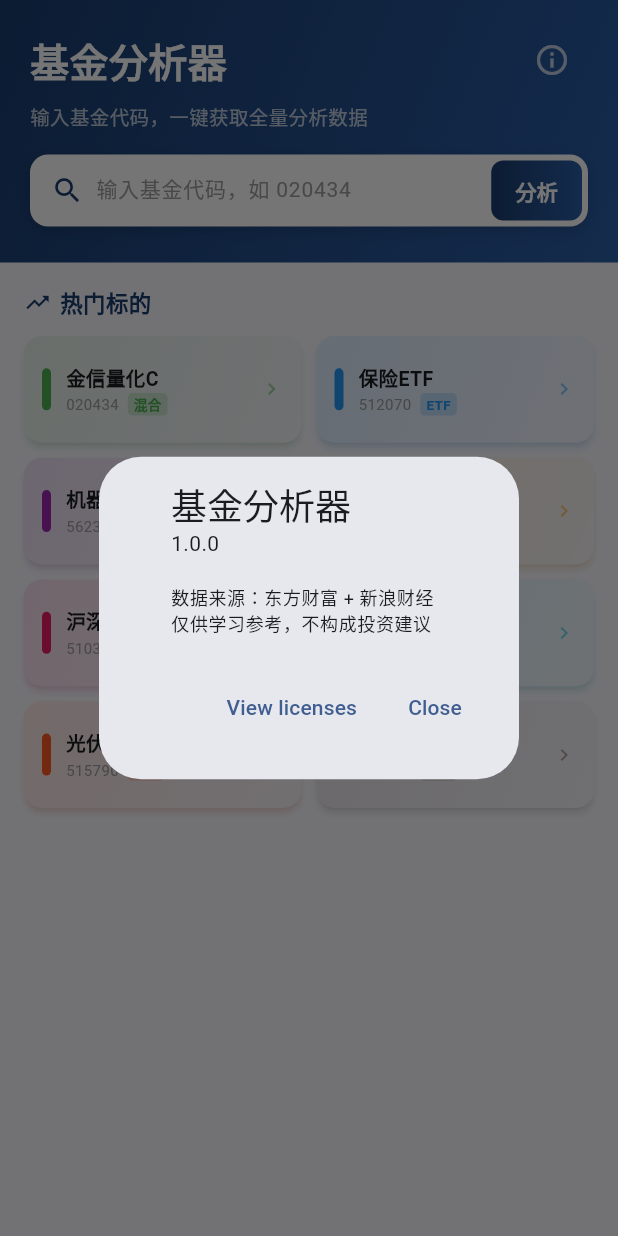
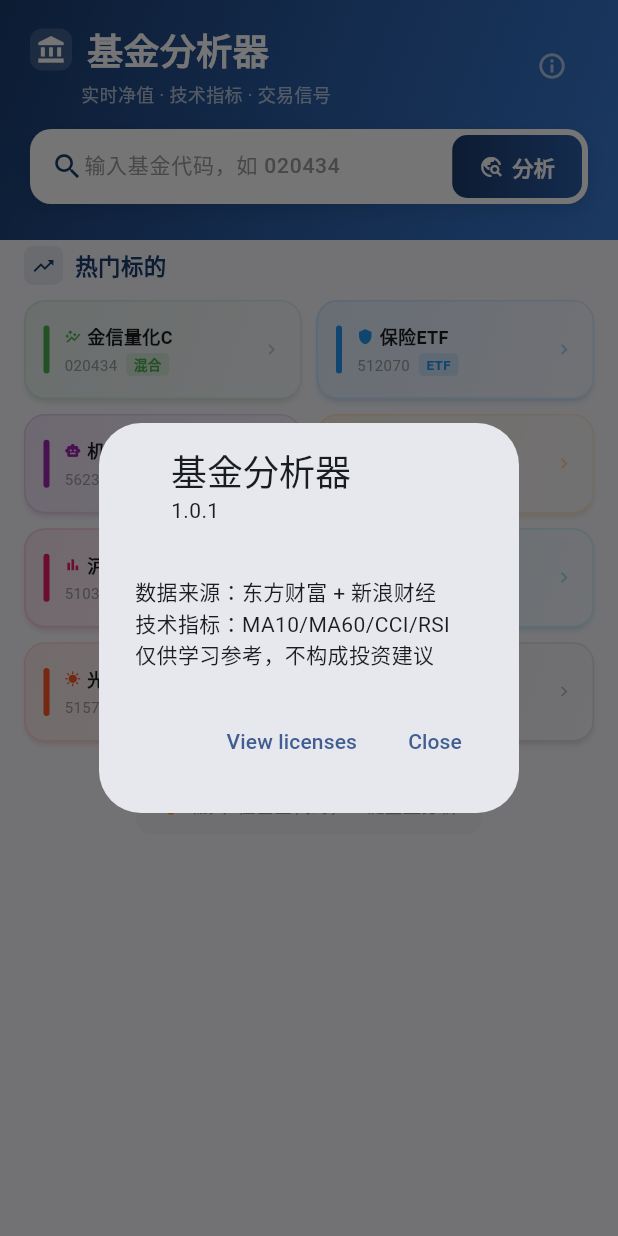
Before and after one commit to ccyy88-qcy/fund_app, a Flutter app: the screen it shows after launch, after a tap on the "info outline" icon, on a phone screen of 412 x 824 dp. Run offline on Flutter 3.47's test engine with Material 3 defaults, Android fonts, the phone set to English and light mode, and no system bars; our stand-ins replace fl_chart.

Commit message:
feat: add CCI indicator, history delete, home page redesign, PE/PB enhance

```diff
--- a/lib/models/fund_analysis.dart
+++ b/lib/models/fund_analysis.dart
@@ -121,6 +121,9 @@ class FundAnalysis {
   final double? managementFee;
   final double? custodyFee;
 
+  // 技术指标
+  final double? cci; // CCI指标（周期20）
+
   FundAnalysis({
     required this.basic,
     this.navHistory,
@@ -148,6 +151,7 @@ class FundAnalysis {
     this.stockPosition,
     this.managementFee,
     this.custodyFee,
+    this.cci,
     this.isFromNetwork = false,
   });
 
--- a/lib/providers/fund_provider.dart
+++ b/lib/providers/fund_provider.dart
@@ -206,6 +206,12 @@ class FundProvider extends ChangeNotifier {
     _error = null;
     notifyListeners();
   }
+
+  /// 删除历史查询记录
+  void removeRecent(String code) {
+    _recentCodes.remove(code);
+    notifyListeners();
+  }
 }
 
 /// FundProvider单例
--- a/lib/screens/fund_detail_screen.dart
+++ b/lib/screens/fund_detail_screen.dart
@@ -534,35 +534,69 @@ class FundDetailScreen extends StatelessWidget {
 
   Widget _buildMaCard(BuildContext context, FundAnalysis a) {
     final ma = a.ma!;
-    return Card(
-      child: Padding(
+    return Container(
+      decoration: BoxDecoration(
+        borderRadius: BorderRadius.circular(14),
+        border: Border.all(color: const Color(0xFF9C27B0).withValues(alpha: 0.2)),
+        gradient: LinearGradient(
+          colors: [const Color(0xFF9C27B0).withValues(alpha: 0.05), Colors.white],
+          begin: Alignment.topLeft, end: Alignment.bottomRight,
+        ),
+      ),
       padding: const EdgeInsets.all(16),
       child: Column(
         crossAxisAlignment: CrossAxisAlignment.start,
         children: [
-            Row(children: [Icon(Icons.show_chart, size: 16, color: Color(0xFF9C27B0)), SizedBox(width:6), Text('均线分析', style: TextStyle(fontSize: 14, fontWeight: FontWeight.w600, color: Color(0xFF1A3C6E)))]),
+          Row(children: [
+            Icon(Icons.show_chart, size: 16, color: const Color(0xFF9C27B0)),
+            const SizedBox(width: 6),
+            const Text('均线 / CCI 分析', style: TextStyle(fontSize: 14, fontWeight: FontWeight.w600, color: Color(0xFF1A3C6E))),
+          ]),
           const SizedBox(height: 12),
-            Wrap(
-              spacing: 16,
-              runSpacing: 8,
-              children: [
+          Wrap(spacing: 8, runSpacing: 8, children: [
             _maItem('MA10', ma.ma10, a.latestNav),
             _maItem('MA60', ma.ma60, a.latestNav),
             _maItem('乖离率', ma.deviationPercent, null, suffix: '%'),
-                InfoChip(
-                  label: ma.isGoldenCross ? '金叉 ↑' : ma.isDeathCross ? '死叉 ↓' : '-',
-                  color: ma.isGoldenCross ? Colors.green : ma.isDeathCross ? Colors.red : Colors.grey,
-                ),
-                InfoChip(
-                  label: ma.position == 'above' ? '↑ 线上' : '↓ 线下',
-                  color: ma.position == 'above' ? Colors.green : Colors.red,
+            InfoChip(label: ma.isGoldenCross ? '金叉 ↑' : ma.isDeathCross ? '死叉 ↓' : '横盘', color: ma.isGoldenCross ? Colors.green : ma.isDeathCross ? Colors.red : Colors.grey),
+            InfoChip(label: ma.position == 'above' ? '↑ 线上' : '↓ 线下', color: ma.position == 'above' ? Colors.green : Colors.red),
+            if (a.cci != null)
+              _cciChip(a.cci!),
+          ]),
+          if (a.cci != null) ...[
+            const SizedBox(height: 6),
+            Text(
+              _cciInterpretation(a.cci!),
+              style: TextStyle(fontSize: 11, color: Colors.grey[500]),
             ),
           ],
-            ),
         ],
       ),
+    );
+  }
+
+  Widget _cciChip(double cci) {
+    final color = cci > 100 ? Colors.red : (cci < -100 ? Colors.green : Colors.orange);
+    return Container(
+      padding: const EdgeInsets.symmetric(horizontal: 10, vertical: 6),
+      decoration: BoxDecoration(
+        color: color.withValues(alpha: 0.1),
+        borderRadius: BorderRadius.circular(6),
+        border: Border.all(color: color.withValues(alpha: 0.3)),
+      ),
+      child: Text(
+        'CCI: ${cci.toStringAsFixed(1)}',
+        style: TextStyle(fontSize: 12, fontWeight: FontWeight.w600, color: color),
       ),
     );
+  }
+
+  String _cciInterpretation(double cci) {
+    if (cci > 200) return '⚠️ CCI超买(>200)，短期可能回调';
+    if (cci > 100) return '⚡ CCI进入超买区(>100)，注意风险';
+    if (cci < -200) return '💎 CCI超卖(< -200)，短期可能反弹';
+    if (cci < -100) return '🔍 CCI进入超卖区(< -100)，关注反弹机会';
+    if (cci > 0) return '📈 CCI为正，短期偏强';
+    return '📉 CCI为负，短期偏弱';
   }
 
   Widget _maItem(String label, double? value, double? compare, {String suffix = ''}) {
--- a/lib/screens/home_screen.dart
+++ b/lib/screens/home_screen.dart
@@ -20,87 +20,64 @@ class _HomeScreenState extends State<HomeScreen> {
   }
 
   void _search(String code) {
-    final provider = context.read<FundProvider>();
-    provider.searchFund(code);
-    Navigator.push(
-      context,
-      MaterialPageRoute(builder: (_) => const FundDetailScreen()),
-    );
+    final clean = code.trim();
+    if (clean.isEmpty || clean.length < 6) return;
+    context.read<FundProvider>().searchFund(clean);
+    Navigator.push(context, MaterialPageRoute(builder: (_) => const FundDetailScreen()));
   }
 
   @override
   Widget build(BuildContext context) {
-    final theme = Theme.of(context);
-    final gradient = LinearGradient(
-      colors: [const Color(0xFF1A3C6E), const Color(0xFF2B5EA7)],
-      begin: Alignment.topLeft,
-      end: Alignment.bottomRight,
-    );
-
     return Scaffold(
       body: Column(
         children: [
-          // 渐变头部
-          Container(
-            width: double.infinity,
-            padding: EdgeInsets.only(
-              top: MediaQuery.of(context).padding.top + 16,
-              left: 20, right: 20, bottom: 24,
-            ),
-            decoration: BoxDecoration(gradient: gradient),
-            child: Column(
-              crossAxisAlignment: CrossAxisAlignment.start,
-              children: [
-                Row(
-                  mainAxisAlignment: MainAxisAlignment.spaceBetween,
-                  children: [
-                    const Text(
-                      '基金分析器',
-                      style: TextStyle(
-                        fontSize: 26,
-                        fontWeight: FontWeight.bold,
-                        color: Colors.white,
-                      ),
-                    ),
-                    IconButton(
-                      icon: const Icon(Icons.info_outline, color: Colors.white70),
-                      onPressed: () => _showAbout(context),
-                    ),
-                  ],
-                ),
-                const SizedBox(height: 4),
-                Text(
-                  '输入基金代码，一键获取全量分析数据',
-                  style: TextStyle(fontSize: 13, color: Colors.white.withValues(alpha: 0.7)),
-                ),
-                const SizedBox(height: 16),
-                // 搜索栏
-                _buildSearchBar(context),
-              ],
-            ),
-          ),
-          // 内容区
+          // ─── 渐变头部 ───
+          _buildHeader(),
+          // ─── 内容 ───
           Expanded(
             child: Consumer<FundProvider>(
               builder: (context, provider, _) {
                 return SingleChildScrollView(
-                  padding: const EdgeInsets.all(16),
+                  padding: const EdgeInsets.fromLTRB(16, 4, 16, 24),
                   child: Column(
                     crossAxisAlignment: CrossAxisAlignment.start,
                     children: [
-                      // 最近查询
+                      // 最近查询（带删除）
                       if (provider.recentCodes.isNotEmpty) ...[
+                        const SizedBox(height: 8),
                         _buildSectionTitle(Icons.history, '最近查询'),
-                        const SizedBox(height: 8),
+                        const SizedBox(height: 6),
                         ...provider.recentCodes.take(5).map(
-                          (code) => _buildRecentItem(context, code),
+                          (code) => _buildRecentItem(context, provider, code),
                         ),
-                        const SizedBox(height: 24),
+                        const SizedBox(height: 20),
                       ],
                       // 热门标的
                       _buildSectionTitle(Icons.trending_up, '热门标的'),
-                      const SizedBox(height: 12),
+                      const SizedBox(height: 10),
                       _buildQuickGrid(context),
+                      // 搜索提示
+                      const SizedBox(height: 24),
+                      Center(
+                        child: Container(
+                          padding: const EdgeInsets.symmetric(horizontal: 16, vertical: 10),
+                          decoration: BoxDecoration(
+                            color: Colors.grey.withValues(alpha: 0.08),
+                            borderRadius: BorderRadius.circular(10),
+                          ),
+                          child: Row(
+                            mainAxisSize: MainAxisSize.min,
+                            children: [
+                              Icon(Icons.lightbulb_outline, size: 14, color: Colors.amber[700]),
+                              const SizedBox(width: 6),
+                              Text(
+                                '输入6位基金代码，一键全量分析',
+                                style: TextStyle(fontSize: 12, color: Colors.grey[500]),
+                              ),
+                            ],
+                          ),
+                        ),
+                      ),
                     ],
                   ),
                 );
@@ -112,26 +89,81 @@ class _HomeScreenState extends State<HomeScreen> {
     );
   }
 
-  Widget _buildSearchBar(BuildContext context) {
+  // ═══ 渐变头部 ═══
+  Widget _buildHeader() {
+    return Container(
+      width: double.infinity,
+      padding: EdgeInsets.only(
+        top: MediaQuery.of(context).padding.top + 16,
+        left: 20, right: 20, bottom: 24,
+      ),
+      decoration: const BoxDecoration(
+        gradient: LinearGradient(
+          colors: [Color(0xFF1A3C6E), Color(0xFF2B5EA7), Color(0xFF3A7BD5)],
+          begin: Alignment.topLeft,
+          end: Alignment.bottomRight,
+        ),
+      ),
+      child: Column(
+        crossAxisAlignment: CrossAxisAlignment.start,
+        children: [
+          Row(
+            mainAxisAlignment: MainAxisAlignment.spaceBetween,
+            children: [
+              Column(
+                crossAxisAlignment: CrossAxisAlignment.start,
+                children: [
+                  Row(
+                    children: [
+                      Container(
+                        padding: const EdgeInsets.all(4),
+                        decoration: BoxDecoration(
+                          color: Colors.white.withValues(alpha: 0.15),
+                          borderRadius: BorderRadius.circular(8),
+                        ),
+                        child: const Icon(Icons.account_balance, color: Colors.white, size: 20),
+                      ),
+                      const SizedBox(width: 10),
+                      const Text(
+                        '基金分析器',
+                        style: TextStyle(fontSize: 24, fontWeight: FontWeight.bold, color: Colors.white),
+                      ),
+                    ],
+                  ),
+                  const SizedBox(height: 4),
+                  Padding(
+                    padding: const EdgeInsets.only(left: 34),
+                    child: Text(
+                      '实时净值 · 技术指标 · 交易信号',
+                      style: TextStyle(fontSize: 12, color: Colors.white.withValues(alpha: 0.65)),
+                    ),
+                  ),
+                ],
+              ),
+              IconButton(
+                icon: const Icon(Icons.info_outline, color: Colors.white60, size: 20),
+                onPressed: () => _showAbout(context),
+              ),
+            ],
+          ),
+          const SizedBox(height: 14),
+          _buildSearchBar(),
+        ],
+      ),
+    );
+  }
+
+  // ═══ 搜索栏 ═══
+  Widget _buildSearchBar() {
     return Container(
       decoration: BoxDecoration(
         color: Colors.white,
-        borderRadius: BorderRadius.circular(12),
-        boxShadow: [
-          BoxShadow(
-            color: Colors.black.withValues(alpha: 0.15),
-            blurRadius: 8,
-            offset: const Offset(0, 3),
-          ),
-        ],
+        borderRadius: BorderRadius.circular(14),
+        boxShadow: [BoxShadow(color: Colors.black.withValues(alpha: 0.12), blurRadius: 10, offset: const Offset(0, 4))],
       ),
       child: Row(
         children: [
-          const Padding(
-            padding: EdgeInsets.only(left: 14),
-            child: Icon(Icons.search, color: Color(0xFF1A3C6E), size: 22),
-          ),
-          const SizedBox(width: 8),
+          const Padding(padding: EdgeInsets.only(left: 14), child: Icon(Icons.search, color: Color(0xFF1A3C6E), size: 22)),
           Expanded(
             child: TextField(
               controller: _searchController,
@@ -140,7 +172,7 @@ class _HomeScreenState extends State<HomeScreen> {
                 border: InputBorder.none,
                 hintStyle: TextStyle(color: Colors.grey, fontSize: 14),
               ),
-              style: const TextStyle(fontSize: 15),
+              style: const TextStyle(fontSize: 15, fontWeight: FontWeight.w500),
               keyboardType: TextInputType.text,
               textInputAction: TextInputAction.search,
               onSubmitted: _search,
@@ -148,31 +180,29 @@ class _HomeScreenState extends State<HomeScreen> {
           ),
           if (_searchController.text.isNotEmpty)
             IconButton(
-              icon: const Icon(Icons.clear, color: Colors.grey),
-              onPressed: () => _searchController.clear(),
+              icon: const Icon(Icons.clear, color: Colors.grey, size: 18),
+              onPressed: () => setState(() => _searchController.clear()),
             ),
           Container(
             margin: const EdgeInsets.all(4),
             decoration: BoxDecoration(
-              gradient: const LinearGradient(
-                colors: [Color(0xFF1A3C6E), Color(0xFF2B5EA7)],
-              ),
-              borderRadius: BorderRadius.circular(8),
+              gradient: const LinearGradient(colors: [Color(0xFF1A3C6E), Color(0xFF2B5EA7)]),
+              borderRadius: BorderRadius.circular(10),
             ),
             child: Material(
               color: Colors.transparent,
               child: InkWell(
-                borderRadius: BorderRadius.circular(8),
+                borderRadius: BorderRadius.circular(10),
                 onTap: () => _search(_searchController.text),
                 child: const Padding(
-                  padding: EdgeInsets.symmetric(horizontal: 16, vertical: 10),
-                  child: Text(
-                    '分析',
-                    style: TextStyle(
-                      color: Colors.white,
-                      fontWeight: FontWeight.bold,
-                      fontSize: 14,
-                    ),
+                  padding: EdgeInsets.symmetric(horizontal: 18, vertical: 11),
+                  child: Row(
+                    mainAxisSize: MainAxisSize.min,
+                    children: [
+                      Icon(Icons.travel_explore, color: Colors.white, size: 16),
+                      SizedBox(width: 6),
+                      Text('分析', style: TextStyle(color: Colors.white, fontWeight: FontWeight.bold, fontSize: 14)),
+                    ],
                   ),
                 ),
               ),
@@ -183,96 +213,117 @@ class _HomeScreenState extends State<HomeScreen> {
     );
   }
 
+  // ═══ 板块标题 ═══
   Widget _buildSectionTitle(IconData icon, String title) {
     return Row(
       children: [
-        Icon(icon, size: 18, color: const Color(0xFF1A3C6E)),
-        const SizedBox(width: 6),
-        Text(
-          title,
-          style: const TextStyle(
-            fontSize: 15,
-            fontWeight: FontWeight.w600,
-            color: Color(0xFF1A3C6E),
+        Container(
+          padding: const EdgeInsets.all(5),
+          decoration: BoxDecoration(
+            color: const Color(0xFF1A3C6E).withValues(alpha: 0.08),
+            borderRadius: BorderRadius.circular(6),
           ),
+          child: Icon(icon, size: 16, color: const Color(0xFF1A3C6E)),
         ),
+        const SizedBox(width: 8),
+        Text(title, style: const TextStyle(fontSize: 15, fontWeight: FontWeight.w600, color: Color(0xFF1A3C6E))),
       ],
     );
   }
 
-  Widget _buildRecentItem(BuildContext context, String code) {
-    return Card(
+  // ═══ 最近查询（可删除）═══
+  Widget _buildRecentItem(BuildContext context, FundProvider provider, String code) {
+    return Dismissible(
+      key: Key(code),
+      direction: DismissDirection.endToStart,
+      background: Container(
+        alignment: Alignment.centerRight,
+        padding: const EdgeInsets.only(right: 20),
+        decoration: BoxDecoration(
+          color: Colors.red.withValues(alpha: 0.1),
+          borderRadius: BorderRadius.circular(12),
+        ),
+        child: const Icon(Icons.delete_outline, color: Colors.red, size: 20),
+      ),
+      onDismissed: (_) => provider.removeRecent(code),
+      child: Card(
         margin: const EdgeInsets.symmetric(vertical: 3),
-      elevation: 1,
-      shape: RoundedRectangleBorder(borderRadius: BorderRadius.circular(10)),
+        elevation: 0.5,
+        shape: RoundedRectangleBorder(
+          borderRadius: BorderRadius.circular(12),
+          side: BorderSide(color: Colors.grey.withValues(alpha: 0.12)),
+        ),
         child: ListTile(
           dense: true,
+          contentPadding: const EdgeInsets.symmetric(horizontal: 12, vertical: 0),
           leading: Container(
             padding: const EdgeInsets.all(6),
             decoration: BoxDecoration(
-            color: const Color(0xFF1A3C6E).withValues(alpha: 0.1),
+              color: const Color(0xFF1A3C6E).withValues(alpha: 0.08),
               borderRadius: BorderRadius.circular(8),
             ),
             child: const Icon(Icons.history, size: 16, color: Color(0xFF1A3C6E)),
           ),
           title: Text(code, style: const TextStyle(fontSize: 14, fontWeight: FontWeight.w500)),
-        subtitle: Text('点击查询', style: TextStyle(fontSize: 11, color: Colors.grey[500])),
-        trailing: const Icon(Icons.chevron_right, size: 18, color: Colors.grey),
+          subtitle: Text('点击重新查询', style: TextStyle(fontSize: 11, color: Colors.grey[400])),
+          trailing: Row(
+            mainAxisSize: MainAxisSize.min,
+            children: [
+              Icon(Icons.swipe_left, size: 14, color: Colors.grey[300]),
+              const SizedBox(width: 4),
+              Icon(Icons.chevron_right, size: 18, color: Colors.grey),
+            ],
+          ),
           onTap: () => _search(code),
+        ),
       ),
     );
   }
 
+  // ═══ 热门标的网格 ═══
   Widget _buildQuickGrid(BuildContext context) {
     final quickFunds = [
-      ('020434', '金信量化C', '混合', const Color(0xFF4CAF50)),
-      ('512070', '保险ETF', 'ETF', const Color(0xFF2196F3)),
-      ('562360', '机器人ETF', 'ETF', const Color(0xFF9C27B0)),
-      ('513100', '纳指ETF', 'QDII', const Color(0xFFFF9800)),
-      ('510300', '沪深300ETF', '宽基', const Color(0xFFE91E63)),
-      ('515070', 'AI智能ETF', 'ETF', const Color(0xFF00BCD4)),
-      ('515790', '光伏ETF', 'ETF', const Color(0xFFFF5722)),
-      ('515220', '煤炭ETF', 'ETF', const Color(0xFF795548)),
+      ('020434', '金信量化C', '混合', const Color(0xFF4CAF50), Icons.auto_graph),
+      ('512070', '保险ETF', 'ETF', const Color(0xFF2196F3), Icons.shield),
+      ('562360', '机器人ETF', 'ETF', const Color(0xFF9C27B0), Icons.smart_toy),
+      ('513100', '纳指ETF', 'QDII', const Color(0xFFFF9800), Icons.public),
+      ('510300', '沪深300ETF', '宽基', const Color(0xFFE91E63), Icons.bar_chart),
+      ('515070', 'AI智能ETF', 'ETF', const Color(0xFF00BCD4), Icons.precision_manufacturing),
+      ('515790', '光伏ETF', 'ETF', const Color(0xFFFF5722), Icons.sunny),
+      ('515220', '煤炭ETF', 'ETF', const Color(0xFF795548), Icons.fireplace),
     ];
 
     return GridView.builder(
       shrinkWrap: true,
       physics: const NeverScrollableScrollPhysics(),
       gridDelegate: const SliverGridDelegateWithFixedCrossAxisCount(
-        crossAxisCount: 2,
-        childAspectRatio: 2.6,
-        crossAxisSpacing: 10,
-        mainAxisSpacing: 10,
+        crossAxisCount: 2, childAspectRatio: 2.8, crossAxisSpacing: 10, mainAxisSpacing: 10,
       ),
       itemCount: quickFunds.length,
       itemBuilder: (ctx, i) {
         final f = quickFunds[i];
         return Material(
-          borderRadius: BorderRadius.circular(12),
-          elevation: 2,
-          shadowColor: f.$4.withValues(alpha: 0.3),
+          borderRadius: BorderRadius.circular(14),
+          elevation: 1.5,
+          shadowColor: f.$4.withValues(alpha: 0.25),
           child: InkWell(
-            borderRadius: BorderRadius.circular(12),
+            borderRadius: BorderRadius.circular(14),
             onTap: () => _search(f.$1),
             child: Container(
               decoration: BoxDecoration(
-                borderRadius: BorderRadius.circular(12),
+                borderRadius: BorderRadius.circular(14),
+                border: Border.all(color: f.$4.withValues(alpha: 0.15)),
                 gradient: LinearGradient(
-                  colors: [f.$4.withValues(alpha: 0.12), f.$4.withValues(alpha: 0.04)],
-                  begin: Alignment.topLeft,
-                  end: Alignment.bottomRight,
+                  colors: [f.$4.withValues(alpha: 0.1), f.$4.withValues(alpha: 0.02)],
+                  begin: Alignment.topLeft, end: Alignment.bottomRight,
                 ),
               ),
               padding: const EdgeInsets.symmetric(horizontal: 12, vertical: 6),
               child: Row(
                 children: [
                   Container(
-                    width: 6,
-                    height: 28,
-                    decoration: BoxDecoration(
-                      color: f.$4,
-                      borderRadius: BorderRadius.circular(3),
-                    ),
+                    width: 4, height: 32,
+                    decoration: BoxDecoration(color: f.$4, borderRadius: BorderRadius.circular(2)),
                   ),
                   const SizedBox(width: 10),
                   Expanded(
@@ -280,15 +331,22 @@ class _HomeScreenState extends State<HomeScreen> {
                       crossAxisAlignment: CrossAxisAlignment.start,
                       mainAxisAlignment: MainAxisAlignment.center,
                       children: [
-                        Text(f.$2, style: const TextStyle(fontSize: 13, fontWeight: FontWeight.w600)),
+                        Row(
+                          children: [
+                            Icon(f.$5, size: 11, color: f.$4),
+                            const SizedBox(width: 4),
+                            Text(f.$2, style: const TextStyle(fontSize: 12, fontWeight: FontWeight.w600)),
+                          ],
+                        ),
+                        const SizedBox(height: 2),
                         Row(
                           children: [
                             Text(f.$1, style: TextStyle(fontSize: 10, color: Colors.grey[500])),
                             const SizedBox(width: 6),
                             Container(
-                              padding: const EdgeInsets.symmetric(horizontal: 4, vertical: 1),
+                              padding: const EdgeInsets.symmetric(horizontal: 5, vertical: 1),
                               decoration: BoxDecoration(
-                                color: f.$4.withValues(alpha: 0.2),
+                                color: f.$4.withValues(alpha: 0.15),
                                 borderRadius: BorderRadius.circular(3),
                               ),
                               child: Text(f.$3, style: TextStyle(fontSize: 9, color: f.$4, fontWeight: FontWeight.w600)),
@@ -298,7 +356,7 @@ class _HomeScreenState extends State<HomeScreen> {
                       ],
                     ),
                   ),
-                  Icon(Icons.chevron_right, size: 16, color: f.$4.withValues(alpha: 0.5)),
+                  Icon(Icons.chevron_right, size: 14, color: f.$4.withValues(alpha: 0.4)),
                 ],
               ),
             ),
@@ -312,8 +370,10 @@ class _HomeScreenState extends State<HomeScreen> {
     showAboutDialog(
       context: context,
       applicationName: '基金分析器',
-      applicationVersion: '1.0.0',
-      applicationLegalese: '数据来源：东方财富 + 新浪财经\n仅供学习参考，不构成投资建议',
+      applicationVersion: '1.0.1',
+      children: [
+        const Text('数据来源：东方财富 + 新浪财经\n技术指标：MA10/MA60/CCI/RSI\n仅供学习参考，不构成投资建议'),
+      ],
     );
   }
 }
```
Also changed, not shown: lib/services/analysis_engine.dart (+92 -181 lines). Lines whose indentation alone changed are shown as unchanged.
